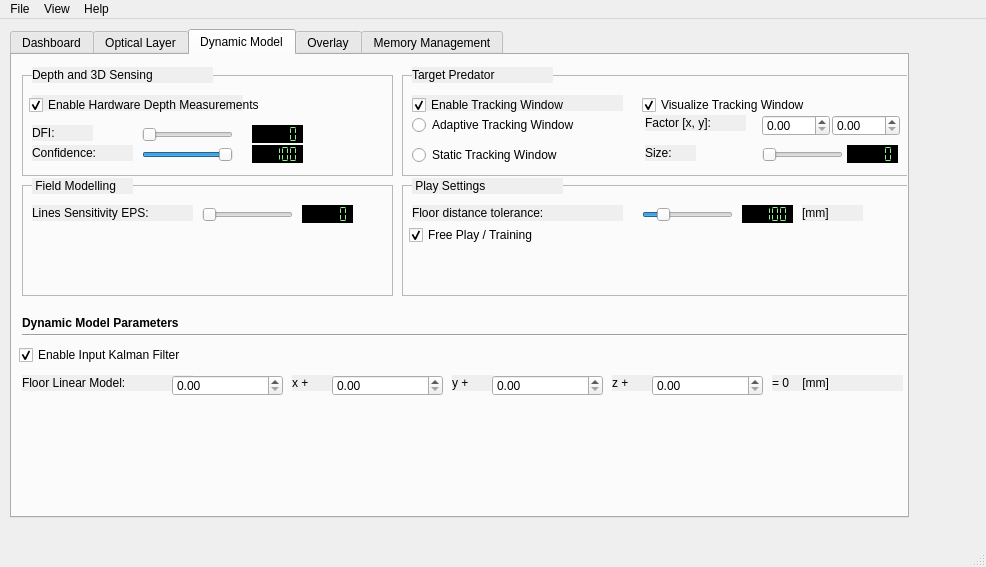
Before: the Qt Designer form TrackerRT_UI/mainwindow.ui in hvictor/Release, drawn with Qt 5.
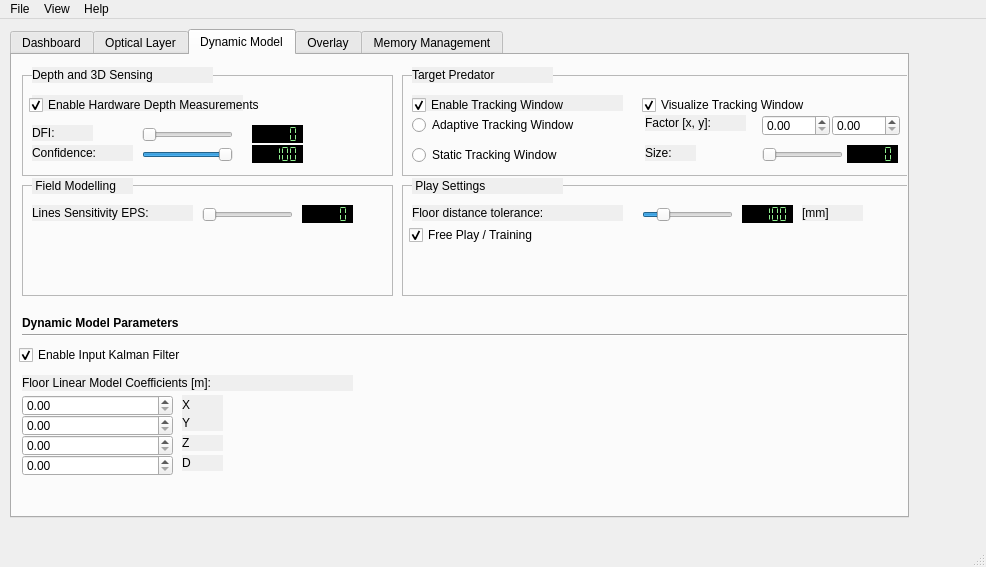
After: the same form once the commit is applied. Custom widgets are drawn as their Qt base class.

Diff of the .ui file:
```diff
--- a/TrackerRT_UI/mainwindow.ui
+++ b/TrackerRT_UI/mainwindow.ui
@@ -2834,7 +2834,7 @@
           <rect>
            <x>10</x>
            <y>320</y>
-           <width>171</width>
+           <width>331</width>
            <height>16</height>
           </rect>
          </property>
@@ -2842,15 +2842,15 @@
           <bool>true</bool>
          </property>
          <property name="text">
-          <string>Floor Linear Model:</string>
+          <string>Floor Linear Model Coefficients [m]:</string>
          </property>
         </widget>
         <widget class="QDoubleSpinBox" name="spinBoxFloorLinearModelX">
          <property name="geometry">
           <rect>
-           <x>160</x>
-           <y>320</y>
-           <width>111</width>
+           <x>10</x>
+           <y>340</y>
+           <width>151</width>
            <height>21</height>
           </rect>
          </property>
@@ -2858,25 +2858,25 @@
         <widget class="QLabel" name="label_70">
          <property name="geometry">
           <rect>
-           <x>280</x>
-           <y>320</y>
+           <x>170</x>
+           <y>340</y>
            <width>41</width>
-           <height>16</height>
+           <height>20</height>
           </rect>
          </property>
          <property name="autoFillBackground">
           <bool>true</bool>
          </property>
          <property name="text">
-          <string>x +</string>
+          <string>X</string>
          </property>
         </widget>
         <widget class="QDoubleSpinBox" name="spinBoxFloorLinearModelY">
          <property name="geometry">
           <rect>
-           <x>320</x>
-           <y>320</y>
-           <width>111</width>
+           <x>10</x>
+           <y>360</y>
+           <width>151</width>
            <height>21</height>
           </rect>
          </property>
@@ -2884,8 +2884,8 @@
         <widget class="QLabel" name="label_72">
          <property name="geometry">
           <rect>
-           <x>440</x>
-           <y>320</y>
+           <x>170</x>
+           <y>360</y>
            <width>41</width>
            <height>16</height>
           </rect>
@@ -2894,15 +2894,15 @@
           <bool>true</bool>
          </property>
          <property name="text">
-          <string>y +</string>
+          <string>Y</string>
          </property>
         </widget>
         <widget class="QDoubleSpinBox" name="spinBoxFloorLinearModelZ">
          <property name="geometry">
           <rect>
-           <x>480</x>
-           <y>320</y>
-           <width>111</width>
+           <x>10</x>
+           <y>380</y>
+           <width>151</width>
            <height>21</height>
           </rect>
          </property>
@@ -2910,8 +2910,8 @@
         <widget class="QLabel" name="label_73">
          <property name="geometry">
           <rect>
-           <x>600</x>
-           <y>320</y>
+           <x>170</x>
+           <y>380</y>
            <width>41</width>
            <height>16</height>
           </rect>
@@ -2920,15 +2920,15 @@
           <bool>true</bool>
          </property>
          <property name="text">
-          <string>z +</string>
+          <string>Z</string>
          </property>
         </widget>
         <widget class="QDoubleSpinBox" name="spinBoxFloorLinearModelD">
          <property name="geometry">
           <rect>
-           <x>640</x>
-           <y>320</y>
-           <width>111</width>
+           <x>10</x>
+           <y>400</y>
+           <width>151</width>
            <height>21</height>
           </rect>
          </property>
@@ -2936,9 +2936,9 @@
         <widget class="QLabel" name="label_74">
          <property name="geometry">
           <rect>
-           <x>760</x>
-           <y>320</y>
-           <width>131</width>
+           <x>170</x>
+           <y>400</y>
+           <width>41</width>
            <height>16</height>
           </rect>
          </property>
@@ -2946,7 +2946,7 @@
           <bool>true</bool>
          </property>
          <property name="text">
-          <string>= 0    [mm]</string>
+          <string>D</string>
          </property>
         </widget>
        </widget>
```
Left out of the diff: 2 changed lines with no effect on the pictures.
